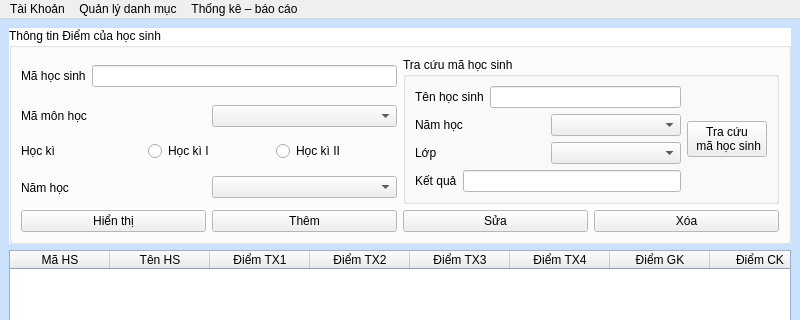
The window that HongGrader/quanlydiem.ui (vumari/HongGrader) describes before a commit, drawn with Qt 5; both pictures show x 0 to 800 and y 0 to 320 of the 800 by 600 pixel window.
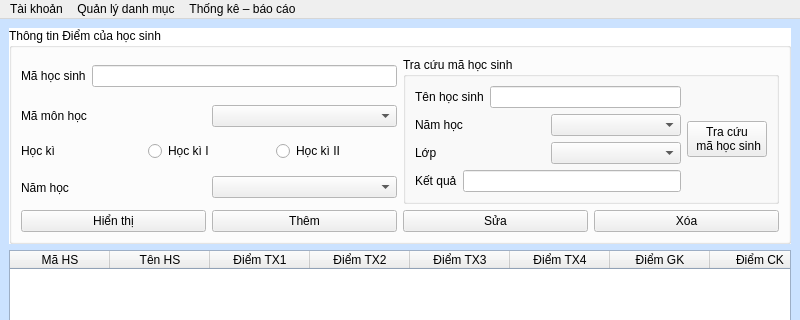
The same window after the commit.

The edit to the form file:
```diff
--- a/HongGrader/quanlydiem.ui
+++ b/HongGrader/quanlydiem.ui
@@ -372,7 +372,7 @@
    </property>
    <widget class="QMenu" name="menuTaikhoan">
     <property name="title">
-     <string>Tài Khoản</string>
+     <string>Tài khoản</string>
     </property>
     <addaction name="actionEdit"/>
     <addaction name="actionLog_out"/>
```
